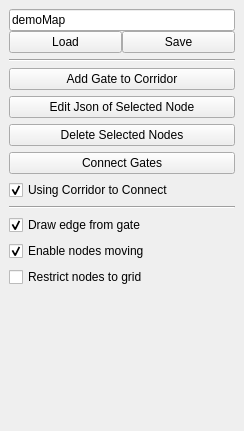
Before: the Qt Designer form include/tmapping/UI/dockBuildMap.ui in StumboEugen/TMapping, drawn with Qt 5.
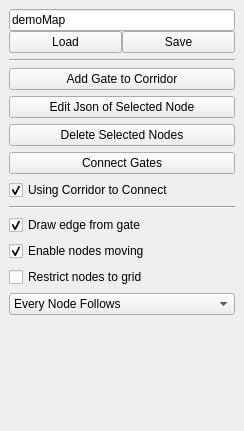
After: the same form once the commit is applied.

Commit message:
修正了NotifyNeighbour2move的众多bug
删除FakeLine的时候没有在两侧都删除.
notify的时候指针current和this没有分清楚

Patch:
```diff
--- a/include/tmapping/UI/dockBuildMap.ui
+++ b/include/tmapping/UI/dockBuildMap.ui
@@ -13,7 +13,7 @@
   <property name="minimumSize">
    <size>
     <width>226</width>
-    <height>361</height>
+    <height>386</height>
    </size>
   </property>
   <property name="features">
@@ -150,6 +150,25 @@
       </property>
      </widget>
     </item>
+    <item>
+     <widget class="QComboBox" name="comboMoveStrategy">
+      <item>
+       <property name="text">
+        <string>Every Node Follows</string>
+       </property>
+      </item>
+      <item>
+       <property name="text">
+        <string>Only Fixed Rooms Follow</string>
+       </property>
+      </item>
+      <item>
+       <property name="text">
+        <string>No Nodes Follow</string>
+       </property>
+      </item>
+     </widget>
+    </item>
     <item>
      <spacer name="verticalSpacer">
       <property name="orientation">
```
The commit also changes 3 other files.
